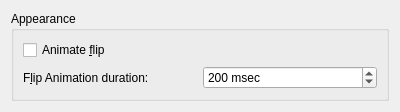
First picture: the form in effects/flipswitch_config.ui, repository KDE/kwin, before the edit.
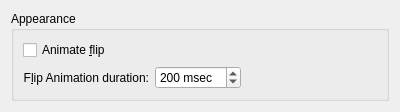
Second picture: the form after the edit.

Diff of the .ui file:
```diff
--- a/effects/flipswitch_config.ui
+++ b/effects/flipswitch_config.ui
@@ -6,7 +6,7 @@
     <x>0</x>
     <y>0</y>
     <width>400</width>
-    <height>103</height>
+    <height>110</height>
    </rect>
   </property>
   <layout class="QVBoxLayout" >
@@ -28,6 +28,9 @@
         <property name="text" >
          <string>F&amp;lip Animation duration:</string>
         </property>
+        <property name="alignment" >
+         <set>Qt::AlignRight|Qt::AlignTrailing|Qt::AlignVCenter</set>
+        </property>
         <property name="buddy" >
          <cstring>spinFlipDuration</cstring>
         </property>
@@ -46,6 +49,19 @@
         </property>
        </widget>
       </item>
+      <item row="1" column="2" >
+       <spacer name="horizontalSpacer" >
+        <property name="orientation" >
+         <enum>Qt::Horizontal</enum>
+        </property>
+        <property name="sizeHint" stdset="0" >
+         <size>
+          <width>40</width>
+          <height>20</height>
+         </size>
+        </property>
+       </spacer>
+      </item>
      </layout>
     </widget>
    </item>
```
